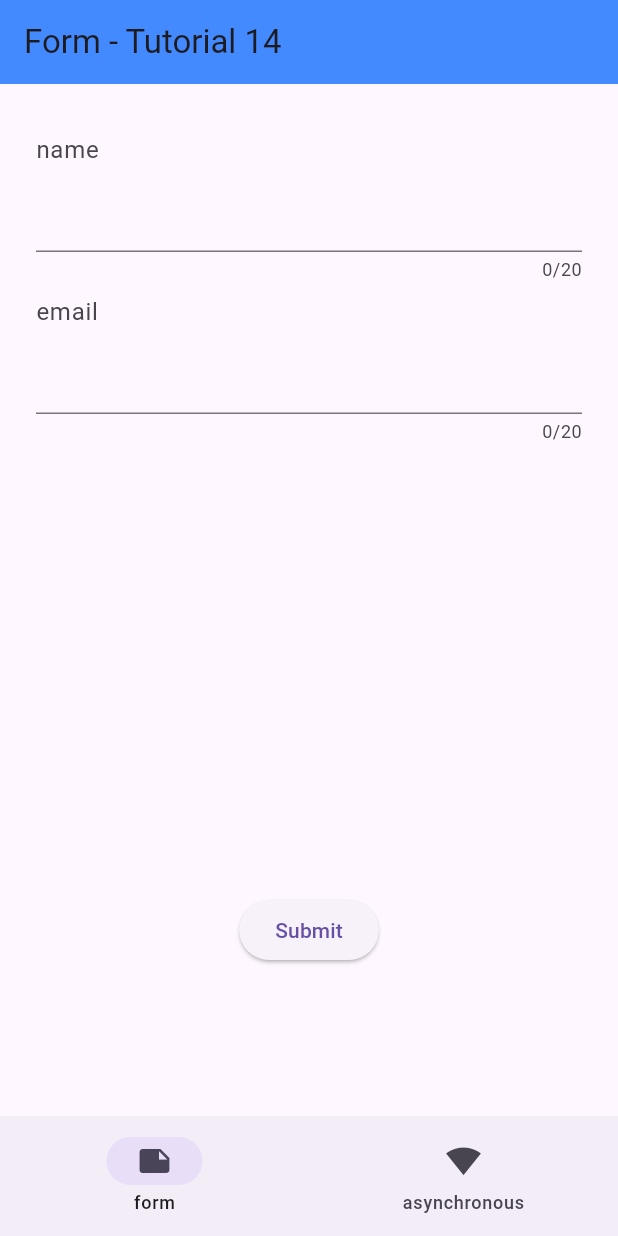
After one commit to KavindaKiridana/flutter_form, a Flutter app: the screen it shows after launch, on a phone screen of 412 x 824 dp. The commit adds this screen. Run offline on Flutter 3.47's test engine with Material 3 defaults, Android fonts, the phone set to English and light mode, and no system bars; accounts and stored records are empty.

Commit message:
asynchronous practical

```diff
--- /dev/null
+++ b/lib/form_page.dart
@@ -0,0 +1,78 @@
+import 'package:flutter/material.dart';
+
+class FormPage extends StatefulWidget {
+  const FormPage({super.key});
+
+  @override
+  State<FormPage> createState() => _FormPageState();
+}
+
+class _FormPageState extends State<FormPage> {
+  final GlobalKey<FormState> _formKey = GlobalKey<FormState>();
+  @override
+  Widget build(BuildContext context) {
+    return SingleChildScrollView(
+      child: Form(
+        key: _formKey,
+        child: Container(
+          margin: EdgeInsets.all(24),
+          child: Column(
+            children: [
+              _buildNameField(),
+              _buildEmailField(),
+              SizedBox(height: 300),
+              Container(
+                child: ElevatedButton(
+                  onPressed: () {
+                    if (_formKey.currentState!.validate()) {
+                      _formKey.currentState!.save();
+                      print("Username: $username");
+                    }
+                  },
+                  child: const Text("Submit"),
+                ),
+              ),
+            ],
+          ),
+        ),
+      ),
+    );
+  }
+}
+
+String? username;
+String? email;
+
+Widget _buildNameField() {
+  return TextFormField(
+    decoration: InputDecoration(hintText: 'name'),
+    maxLength: 20,
+    maxLines: 3,
+    validator: (text) {
+      if (text == null || text.isEmpty) {
+        return "name can't be null";
+      }
+      return null;
+    },
+    onSaved: (newValue) {
+      username = newValue;
+    },
+  );
+}
+
+Widget _buildEmailField() {
+  return TextFormField(
+    decoration: InputDecoration(hintText: 'email'),
+    maxLength: 20,
+    maxLines: 3,
+    validator: (text) {
+      if (text == null || text.isEmpty) {
+        return "email can't be null";
+      }
+      return null;
+    },
+    onSaved: (newValue) {
+      email = newValue;
+    },
+  );
+}
--- a/lib/main.dart
+++ b/lib/main.dart
@@ -1,5 +1,5 @@
 import 'package:flutter/material.dart';
-import 'package:flutter_form/form_pae.dart';
+import 'package:flutter_form/widget_tree.dart';
 
 void main() {
   runApp(const MyApp());
--- /dev/null
+++ b/lib/widget_tree.dart
@@ -0,0 +1,41 @@
+import 'package:flutter/material.dart';
+import 'package:flutter_form/form_page.dart';
+import 'package:flutter_form/asynchronous_page.dart';
+
+List<Widget> pages = [FormPage(), AsynchronousPage()];
+
+class FormPae extends StatefulWidget {
+  const FormPae({super.key});
+
+  @override
+  State<FormPae> createState() => _FormPaeState();
+}
+
+class _FormPaeState extends State<FormPae> {
+  int pageNo = 0;
+  @override
+  Widget build(BuildContext context) {
+    return Scaffold(
+      appBar: AppBar(
+        title: Text('Form - Tutorial 14'),
+        backgroundColor: Colors.blueAccent,
+      ),
+      body: pages.elementAt(pageNo),
+      bottomNavigationBar: NavigationBar(
+        destinations: [
+          NavigationDestination(icon: Icon(Icons.note), label: 'form'),
+          NavigationDestination(
+            icon: Icon(Icons.signal_wifi_4_bar),
+            label: 'asynchronous',
+          ),
+        ],
+        onDestinationSelected: (value) {
+          setState(() {
+            pageNo = value;
+          });
+        },
+        selectedIndex: pageNo,
+      ),
+    );
+  }
+}
```
Also changed, not shown: lib/asynchronous_page.dart (added, +38 -0 lines), lib/form_pae.dart (deleted, +0 -85 lines).
